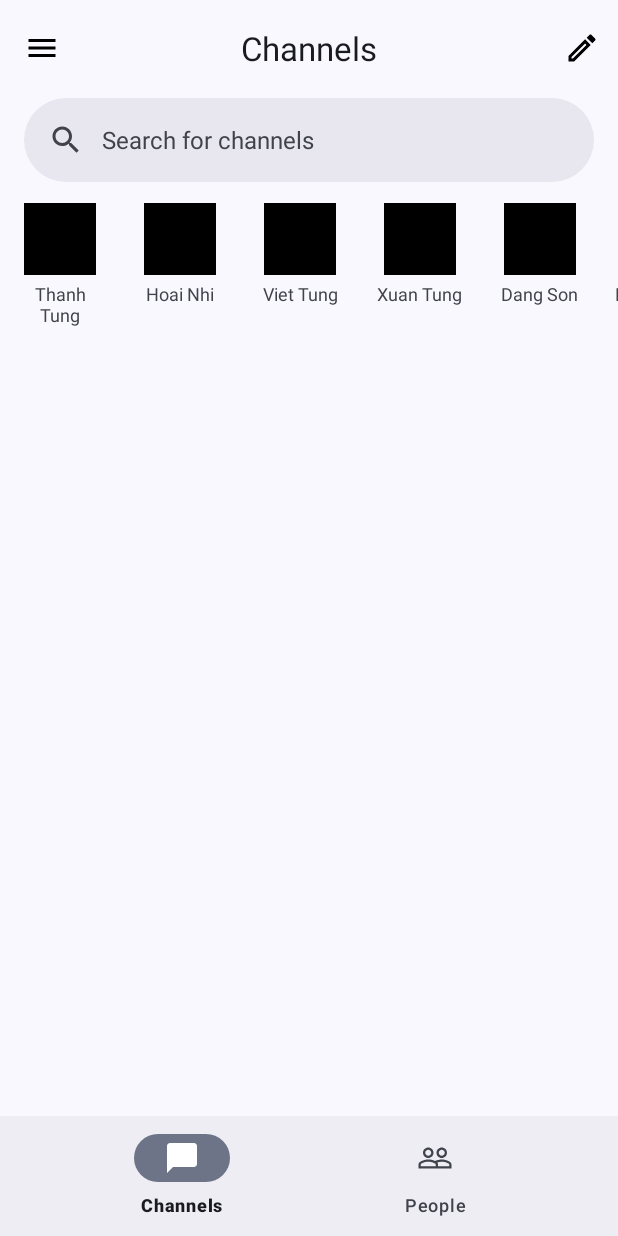
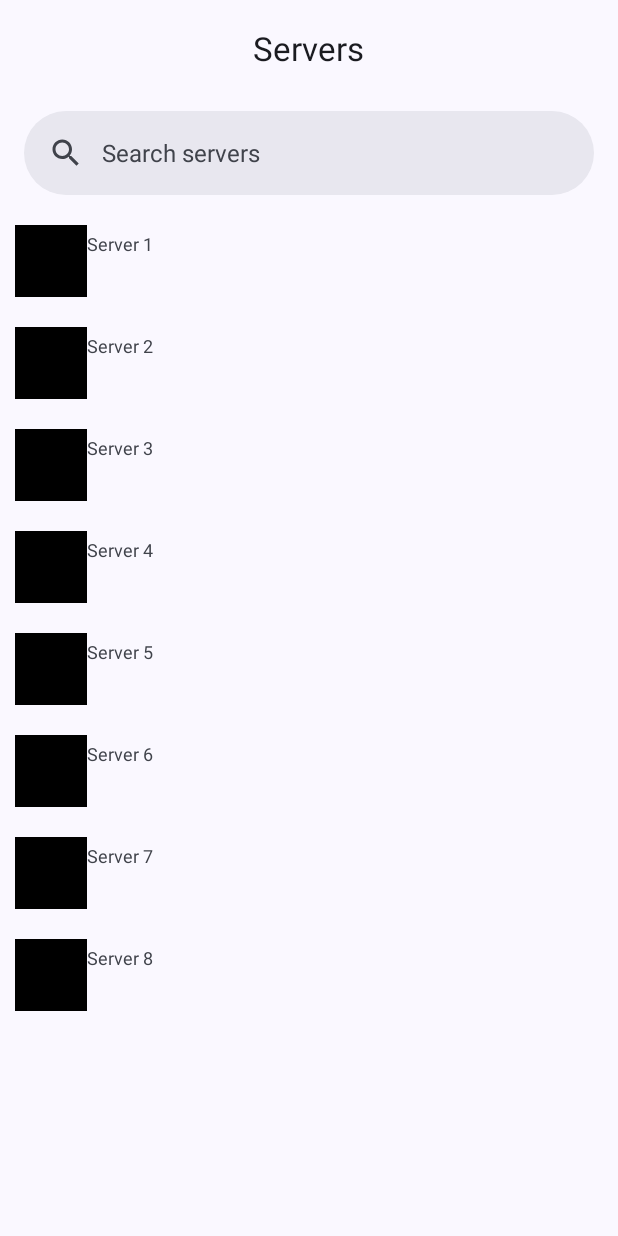
Before and after one commit to tung-ngt/androiddev-project, an Android app: the screen it shows after launch (MainActivity before the commit, ServerListActivity after it), on a phone screen of 412 x 824 dp. Run offline under Robolectric (Android 15) with nearby library versions, the phone set to English and light mode, and no system bars; our stand-ins replace data binding.

Commit message:
update feature

```diff
--- a/app/src/main/AndroidManifest.xml
+++ b/app/src/main/AndroidManifest.xml
@@ -13,8 +13,9 @@
         android:theme="@style/Theme.XmlJavaApp"
         android:name=".MyApplication"
         tools:targetApi="31">
+
         <activity
-            android:name=".ui.activity.MainActivity"
+            android:name=".ui.activity.ServerListActivity"
             android:exported="true">
             <intent-filter>
                 <action android:name="android.intent.action.MAIN" />
@@ -22,6 +23,7 @@
                 <category android:name="android.intent.category.LAUNCHER" />
             </intent-filter>
         </activity>
+
     </application>
 
 </manifest>
--- /dev/null
+++ b/app/src/main/java/com/tungngt/dev/model/Server.java
@@ -0,0 +1,28 @@
+package com.tungngt.dev.model;
+
+import java.util.Objects;
+
+public class Server implements Comparable<Server> {
+        public String name;
+        public String image_irl;
+        public Server(String name, String image_irl){
+            this.name = name;
+            this.image_irl = image_irl;
+        }
+        @Override
+        public boolean equals(Object o) {
+            if (this == o) return true;
+            if (!(o instanceof Server)) return false;
+            Server server = (Server) o;
+            return Objects.equals(name, server.name) &&
+                    Objects.equals(image_irl, server.image_irl);
+        }
+        @Override
+        public int compareTo(Server o) {
+            if (this.name.compareTo(o.name) == 0) {
+                return this.image_irl.compareTo(o.image_irl);
+            }
+
+            return this.name.compareTo(o.name);
+        }
+}
--- /dev/null
+++ b/app/src/main/java/com/tungngt/dev/ui/activity/ServerListActivity.java
@@ -0,0 +1,39 @@
+package com.tungngt.dev.ui.activity;
+
+import androidx.appcompat.app.AppCompatActivity;
+
+import android.os.Bundle;
+
+import com.tungngt.dev.databinding.ListServerBinding;
+import com.tungngt.dev.ui.adapter.ServerListAdapter;
+
+import java.util.ArrayList;
+import java.util.List;
+
+import com.tungngt.dev.model.Server;
+import com.tungngt.dev.ui.adapter.ServerListAdapter;
+public class ServerListActivity extends AppCompatActivity {
+    private ListServerBinding listServerBinding;
+    ServerListAdapter serverListAdapter = new ServerListAdapter();
+
+
+    @Override
+    protected void onCreate(Bundle savedInstanceState) {
+        super.onCreate(savedInstanceState);
+        listServerBinding = ListServerBinding.inflate(getLayoutInflater());
+        setContentView(listServerBinding.getRoot());
+        List<Server> serverList = new ArrayList<>();
+        ServerListAdapter serverListAdapter = new ServerListAdapter();
+        serverList.add(new Server("Server 1", "123"));
+        serverList.add(new Server("Server 2", "123"));
+        serverList.add(new Server("Server 3", "123"));
+        serverList.add(new Server("Server 4", "123"));
+        serverList.add(new Server("Server 5", "123"));
+        serverList.add(new Server("Server 6", "123"));
+        serverList.add(new Server("Server 7", "123"));
+        serverList.add(new Server("Server 8", "123"));
+        serverListAdapter.differ.submitList(serverList);
+        listServerBinding.rcServer.setAdapter(serverListAdapter);
+
+    }
+}
--- /dev/null
+++ b/app/src/main/java/com/tungngt/dev/ui/adapter/ServerListAdapter.java
@@ -0,0 +1,59 @@
+package com.tungngt.dev.ui.adapter;
+
+import android.view.LayoutInflater;
+import android.view.ViewGroup;
+
+import androidx.annotation.NonNull;
+import androidx.recyclerview.widget.AsyncListDiffer;
+import androidx.recyclerview.widget.DiffUtil;
+import androidx.recyclerview.widget.RecyclerView;
+
+import com.tungngt.dev.databinding.ServerItemBinding;
+import com.tungngt.dev.model.Server;
+
+public class ServerListAdapter extends RecyclerView.Adapter<ServerListAdapter.ServerListViewHolder> {
+    public class ServerListViewHolder extends RecyclerView.ViewHolder {
+        public ServerItemBinding serverItemBinding;
+        public ServerListViewHolder(@NonNull ServerItemBinding serverItemBinding) {
+            super(serverItemBinding.getRoot());
+            this.serverItemBinding = serverItemBinding;
+        }
+    }
+
+    private DiffUtil.ItemCallback<Server> differCallback = new DiffUtil.ItemCallback<Server>() {
+        @Override
+        public boolean areItemsTheSame(@NonNull Server oldItem, @NonNull Server newItem) {
+            return oldItem.equals(newItem);
+        }
+
+        @Override
+        public boolean areContentsTheSame(@NonNull Server oldItem, @NonNull Server newItem) {
+            return oldItem.compareTo(newItem) == 0;
+        }
+    };
+
+    public AsyncListDiffer<Server> differ = new AsyncListDiffer<Server>(this, differCallback);
+
+
+    @NonNull
+    @Override
+    public ServerListViewHolder onCreateViewHolder(@NonNull ViewGroup parent, int viewType) {
+        return new ServerListViewHolder(
+                ServerItemBinding.inflate(
+                        LayoutInflater.from(parent.getContext()),
+                        parent,
+                        false
+                )
+        );
+    }
+
+    @Override
+    public void onBindViewHolder(@NonNull ServerListViewHolder holder, int position) {
+        holder.serverItemBinding.setServer(differ.getCurrentList().get(position));
+    }
+
+    @Override
+    public int getItemCount() {
+        return differ.getCurrentList().size();
+    }
+}
--- a/app/src/main/java/com/tungngt/dev/ui/fragment/ChannelFragment.java
+++ /dev/null
@@ -1,53 +0,0 @@
-package com.tungngt.dev.ui.fragment;
-
-import android.os.Bundle;
-
-import androidx.annotation.NonNull;
-import androidx.fragment.app.Fragment;
-
-import android.view.LayoutInflater;
-import android.view.View;
-import android.view.ViewGroup;
-
-import com.tungngt.dev.databinding.FragmentChannelBinding;
-import com.tungngt.dev.model.ActiveUser;
-import com.tungngt.dev.ui.adapter.ActiveUserAdapter;
-
-import java.util.ArrayList;
-import java.util.List;
-
-
-public class ChannelFragment extends Fragment {
-    private FragmentChannelBinding fragmentChannelBinding;
-
-    @Override
-    public void onCreate(Bundle savedInstanceState) {
-        super.onCreate(savedInstanceState);
-        fragmentChannelBinding = FragmentChannelBinding.inflate(getLayoutInflater());
-
-        ActiveUserAdapter activeUserAdapter = new ActiveUserAdapter();
-        fragmentChannelBinding.rcActiveUser.setAdapter(activeUserAdapter);
-
-        List<ActiveUser> activeUserList = new ArrayList<>();
-        activeUserList.add(new ActiveUser("Thanh Tung", "123"));
-        activeUserList.add(new ActiveUser("Hoai Nhi", "123"));
-        activeUserList.add(new ActiveUser("Viet Tung", "123"));
-        activeUserList.add(new ActiveUser("Xuan Tung", "123"));
-        activeUserList.add(new ActiveUser("Dang Son", "123"));
-        activeUserList.add(new ActiveUser("Minh Tung ", "123"));
-        activeUserList.add(new ActiveUser("Nguyen Phan Gia Bao", "123"));
-        activeUserList.add(new ActiveUser("Ta Quang Sang", "123"));
-        activeUserList.add(new ActiveUser("Duong", "123"));
-        activeUserList.add(new ActiveUser("Minh Vu", "123"));
-        activeUserList.add(new ActiveUser("Can Trung Hieu", "123"));
-        activeUserList.add(new ActiveUser("Chu Bao Minh", "123"));
-        activeUserAdapter.differ.submitList(activeUserList);
-    }
-
-    @Override
-    public View onCreateView(@NonNull LayoutInflater inflater, ViewGroup container,
-                             Bundle savedInstanceState) {
-        return fragmentChannelBinding.getRoot();
-    }
-
-}
--- /dev/null
+++ b/app/src/main/res/layout/list_server.xml
@@ -0,0 +1,56 @@
+<?xml version="1.0" encoding="utf-8"?>
+<androidx.drawerlayout.widget.DrawerLayout xmlns:android="http://schemas.android.com/apk/res/android"
+    xmlns:app="http://schemas.android.com/apk/res-auto"
+    xmlns:tools="http://schemas.android.com/tools"
+    android:id="@+id/drawerLayout"
+    android:layout_width="match_parent"
+    android:layout_height="match_parent"
+    >
+
+    <androidx.constraintlayout.widget.ConstraintLayout
+        android:layout_width="match_parent"
+        android:layout_height="match_parent"
+        app:layout_behavior="@string/appbar_scrolling_view_behavior">
+
+        <com.google.android.material.appbar.AppBarLayout
+            android:id="@+id/appbar"
+            android:layout_width="match_parent"
+            android:layout_height="wrap_content"
+            app:toolbarId="@+id/topAppBar">
+            <com.google.android.material.appbar.MaterialToolbar
+                android:id="@+id/topAppBar"
+                android:layout_width="match_parent"
+                android:layout_height="?attr/actionBarSize"
+                app:layout_scrollFlags="enterAlways"
+                app:title="@string/server_title"
+                app:subtitleCentered="true"
+                app:titleCentered="true" />
+
+        </com.google.android.material.appbar.AppBarLayout>
+
+        <com.google.android.material.search.SearchBar
+            android:id="@+id/search_bar"
+            android:layout_width="match_parent"
+            android:layout_height="wrap_content"
+            android:layout_marginTop="@dimen/active_user_margin"
+            android:hint="@string/search_servers"
+            app:layout_constraintStart_toStartOf="parent"
+            app:layout_constraintTop_toBottomOf="@id/appbar" />
+
+        <androidx.recyclerview.widget.RecyclerView
+            android:id="@+id/rcServer"
+            android:layout_width="match_parent"
+            android:layout_height="wrap_content"
+            android:layout_marginTop="@dimen/active_user_margin"
+            android:orientation="vertical"
+            app:layoutManager="androidx.recyclerview.widget.LinearLayoutManager"
+            app:layout_constraintTop_toBottomOf="@id/search_bar"
+            app:layout_constraintStart_toStartOf="parent"
+            tools:itemCount="5"
+            tools:listitem="@layout/server_item" />
+
+
+
+    </androidx.constraintlayout.widget.ConstraintLayout>
+
+</androidx.drawerlayout.widget.DrawerLayout>
--- /dev/null
+++ b/app/src/main/res/layout/server_item.xml
@@ -0,0 +1,43 @@
+<?xml version="1.0" encoding="utf-8"?>
+<layout xmlns:android="http://schemas.android.com/apk/res/android"
+    xmlns:app="http://schemas.android.com/apk/res-auto"
+    xmlns:tools="http://schemas.android.com/tools">
+
+    <data>
+
+        <variable
+            name="server"
+            type="com.tungngt.dev.model.Server" />
+    </data>
+
+    <RelativeLayout
+        android:layout_width="match_parent"
+        android:layout_height="wrap_content"
+        android:layout_marginStart="@dimen/active_user_margin"
+        android:layout_marginEnd="@dimen/active_user_margin"
+        android:layout_marginTop="@dimen/active_user_margin"
+        android:layout_marginBottom="@dimen/active_user_margin"
+        >
+
+        <View
+            android:id="@+id/profileImage"
+            android:layout_width="@dimen/active_user_image_size"
+            android:layout_height="@dimen/active_user_image_size"
+            android:layout_centerHorizontal="false"
+            android:background="@color/black" />
+
+        <TextView
+            android:layout_width="wrap_content"
+            android:layout_height="wrap_content"
+            android:layout_toEndOf="@id/profileImage"
+            android:layout_marginTop="@dimen/active_user_name_margin"
+            android:textSize="@dimen/active_user_text_size"
+            android:layout_centerHorizontal="true"
+            android:textAlignment="center"
+            android:ellipsize="end"
+            android:scrollHorizontally = "true"
+            android:maxLines = "2"
+            android:text="@{server.name}"
+            tools:text="Server name" />
+    </RelativeLayout>
+</layout>
--- a/app/src/main/res/values/strings.xml
+++ b/app/src/main/res/values/strings.xml
@@ -4,4 +4,7 @@
     <string name="people">People</string>
     <string name="add_channel">Add channel</string>
     <string name="search_channels">Search for channels</string>
+    <string name="server_title">Servers</string>
+    <string name="search_server">Search server</string>
+    <string name="search_servers">Search servers</string>
 </resources>
```
Also changed, not shown: app/src/main/java/com/tungngt/dev/ui/adapter/ActiveUserAdapter.java (line endings or trailing spaces).
